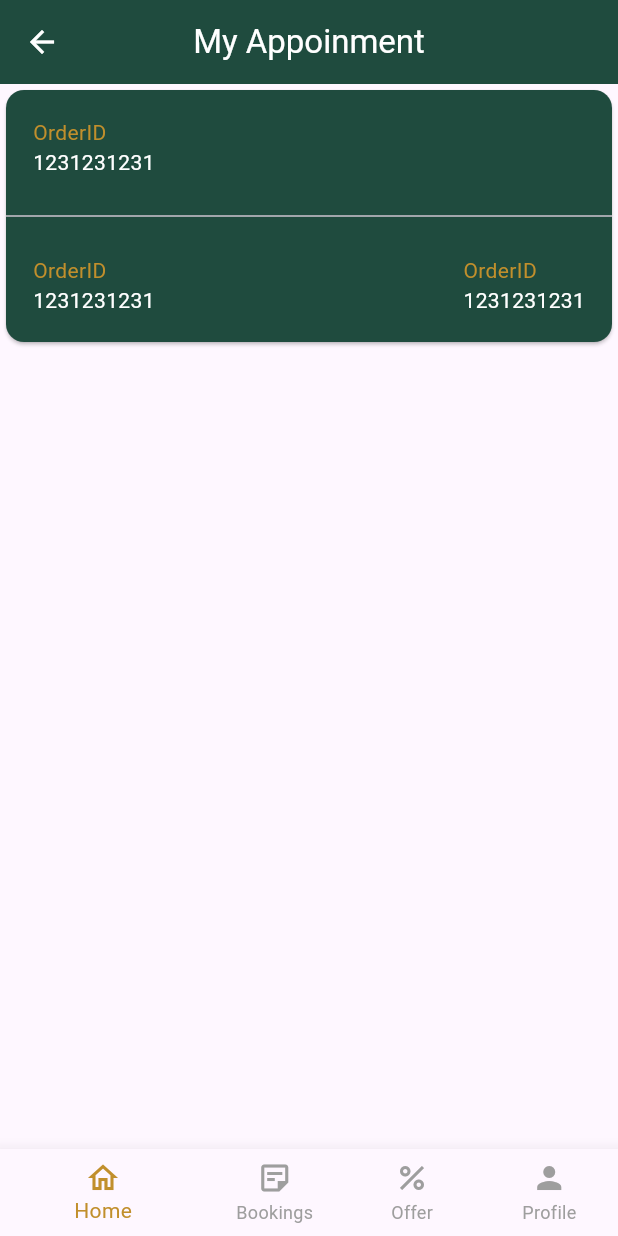
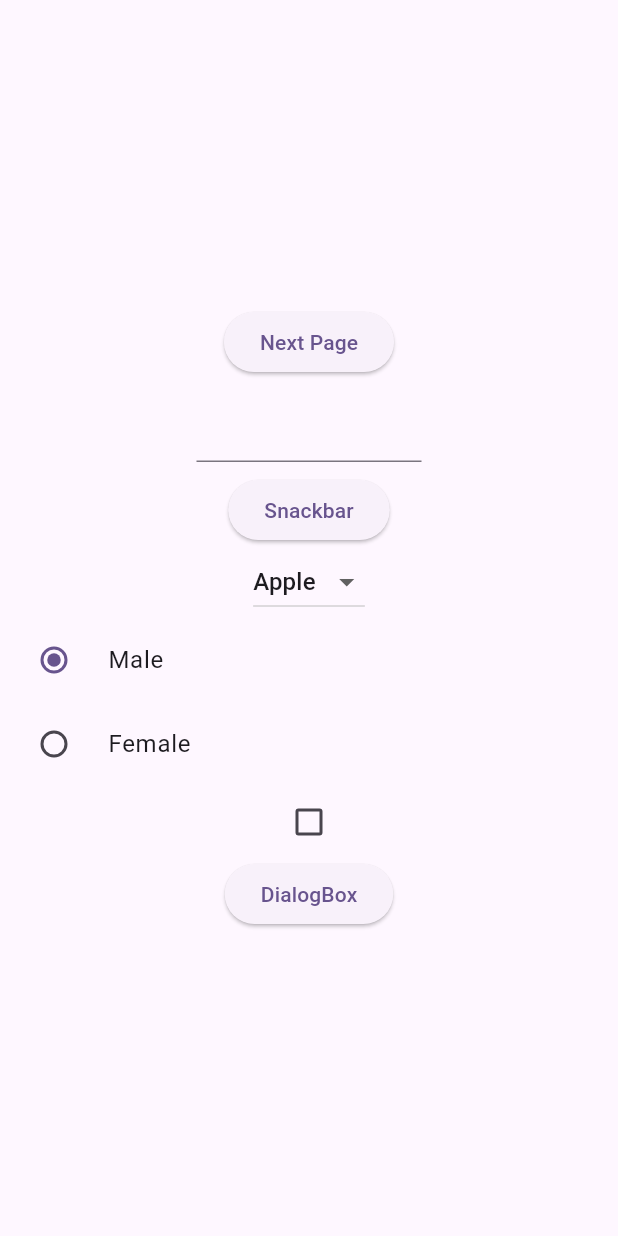
Before and after one commit to SparksToIdeasdev10/lj_class_code, a Flutter app: the screen it shows after launch, on a phone screen of 412 x 824 dp. Run offline on Flutter 3.47's test engine with Material 2 defaults, Android fonts, the phone set to English and light mode, and no system bars; our stand-ins replace get; key blocks and very long unbroken strings in the code were emptied for the run.

Commit message:
3/9/2026

```diff
--- /dev/null
+++ b/lib/class_b/buttons.dart
@@ -0,0 +1,156 @@
+import 'package:flutter/material.dart';
+import 'package:lj/class_b/listview_example.dart';
+
+class Buttons extends StatefulWidget {
+  Buttons({super.key});
+
+  @override
+  State<Buttons> createState() => _ButtonsState();
+}
+
+class _ButtonsState extends State<Buttons> {
+  TextEditingController name = TextEditingController();
+
+  String selectedValue = "Apple";
+  String selectedValueRadio = "Male";
+  bool checkBox = false;
+
+  @override
+  Widget build(BuildContext context) {
+    return Scaffold(
+      body: Column(
+        mainAxisAlignment: MainAxisAlignment.center,
+        children: [
+          ElevatedButton(
+              onPressed: (){
+
+                Navigator.push(context,
+                    MaterialPageRoute(
+                        builder: (context) => ListViewExample()));
+                // Navigator.push(context,
+                //     MaterialPageRoute(
+                //         builder: (context) => ListViewExample()));
+              },
+              child: Text("Next Page")
+          ),
+
+          Padding(
+            padding: const EdgeInsets.all(8.0),
+            child: Center(
+              child: SizedBox(
+                width: 150,
+                child: TextField(
+                  controller: name,
+                ),
+              ),
+            ),
+          ),
+
+          ElevatedButton(
+              onPressed: (){
+
+                if(name.text.isEmpty){
+                  ScaffoldMessenger.of(context).showSnackBar(
+                      SnackBar(
+                          backgroundColor: Colors.red,
+                          content: Text("Please Fill all Details")
+                      )
+                  );
+                }else{
+                  ScaffoldMessenger.of(context).showSnackBar(
+                      SnackBar(
+                          backgroundColor: Colors.green,
+                          content: Text("Successfully Logged in")
+                      )
+                  );
+                }
+
+              },
+              child: Text("Snackbar")
+          ),
+
+          //drop-down button
+          DropdownButton(
+            value: selectedValue,
+              items: [
+                DropdownMenuItem(
+                    child: Text("Apple"),
+                  value: "Apple",
+                ),
+                DropdownMenuItem(
+                    child: Text("Mango"),
+                  value: "Mango",
+                ),
+              ],
+              onChanged: (value){
+              setState(() {
+                selectedValue = value!;
+              });
+              }
+          ),
+
+          //Radio button
+          RadioListTile(
+            title: Text("Male"),
+              value: "Male",
+              groupValue: selectedValueRadio,
+              onChanged: (value){
+                setState(() {
+                  selectedValueRadio = value!;
+                });
+              }
+          ),
+
+          RadioListTile(
+              title: Text("Female"),
+              value: "Female",
+              groupValue: selectedValueRadio,
+              onChanged: (value){
+                setState(() {
+                  selectedValueRadio = value!;
+                });
+              }
+          ),
+
+          //CheckBox
+          Checkbox(
+              value: checkBox,
+              onChanged: (value){
+                setState(() {
+                  checkBox = value!;
+                });
+              }
+          ),
+
+          ElevatedButton(
+              onPressed: (){
+              showDialog(
+                  context: context,
+                  builder: (context){
+                    return AlertDialog(
+                      title: Text("Delete Entry!!"),
+                      content: Text("Do You Want To Delete This Entry??!"),
+                      actions: [
+                        TextButton(
+                          onPressed: (){},
+                          child: Text("Yes"),
+                        ),
+                        TextButton(
+                          onPressed: (){
+                            Navigator.pop(context);
+                          },
+                          child: Text("No"),
+                        ),
+                      ],
+                    );
+                  }
+              );
+              },
+              child: Text("DialogBox")
+          )
+
+        ],
+      ),
+    );
+  }
+}
--- a/lib/main.dart
+++ b/lib/main.dart
@@ -1,12 +1,14 @@
 import 'package:flutter/material.dart';
-import 'package:lj/class_a/splash_screen.dart';
+import 'package:lj/class_b/splash_screen.dart';
+import 'package:lj/class_b/buttons.dart';
 import 'package:lj/class_d/bottom_nav_task.dart';
 import 'class_a/snackbar_example.dart';
 import 'class_b/bottom_task.dart';
 import 'class_c/splash_screen.dart';
+import 'class_d/buttons_example.dart';
 import 'class_d/gridview_example.dart';
 // import 'class_c/snackbar_navigation.dart';
-import 'class_a/tab_bar_example.dart';
+import 'class_b/tab_bar_example.dart';
 import 'class_b/bottom_nav_example.dart';
 import 'class_c/buttonss.dart';
 import 'class_c/grid_example.dart';
@@ -35,7 +37,7 @@ class MyApp extends StatelessWidget {
             seedColor: Colors.deepPurple),
         useMaterial3: true,
       ),
-        home: BottomNavTask(),
+        home: Buttons(),
       // #1f4b3e
       //#c18f2c
     );
--- a/pubspec.yaml
+++ b/pubspec.yaml
@@ -35,6 +35,7 @@ dependencies:
   # The following adds the Cupertino Icons font to your application.
   # Use with the CupertinoIcons class for iOS style icons.
   cupertino_icons: ^1.0.2
+  dio:
   http:
   get:
 
```
Also changed, not shown: lib/class_b/listview_example.dart (+10 -1 lines), lib/class_b/login_screen.dart (added, +17 -0 lines), lib/class_b/splash_screen.dart (added, +36 -0 lines), lib/class_b/tab_bar_example.dart (added, +36 -0 lines), lib/class_c/login/login_model.dart (added, +69 -0 lines), lib/class_d/buttons_example.dart (added, +162 -0 lines), lib/class_d/gridview_example.dart (+9 -1 lines), lib/class_d/splash_screen.dart (added, +34 -0 lines), lib/class_d/tab_bar_example.dart (added, +48 -0 lines), assets/images/105127.png (added), lib/class_c/api_services/api_services.dart (added), lib/class_c/login/login_controller.dart (added), lib/class_c/login/login_screen.dart (added), pubspec.lock.
